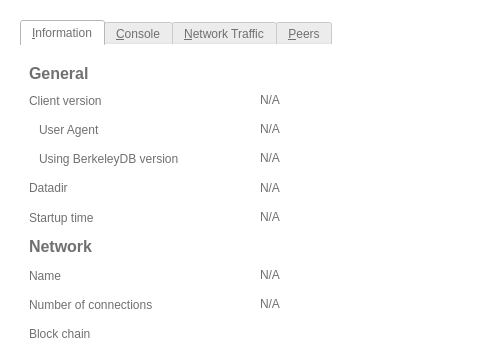
Qt form src/qt/forms/debugwindow.ui (Veil-Project/veil) before a commit; both pictures show x 0 to 480 and y 0 to 348 of the 740 by 520 pixel window.
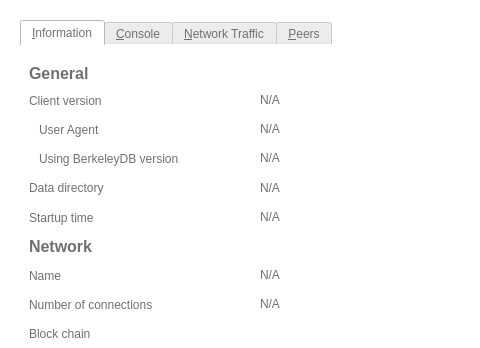
The same form after that commit. Icons and pictures are not drawn. Custom widgets are drawn as their Qt base class.

The edit to the form file:
```diff
--- a/src/qt/forms/debugwindow.ui
+++ b/src/qt/forms/debugwindow.ui
@@ -79,7 +79,7 @@
           <item row="4" column="0">
            <widget class="QLabel" name="label_12">
             <property name="text">
-             <string>Datadir</string>
+             <string>Data directory</string>
             </property>
            </widget>
           </item>
```
